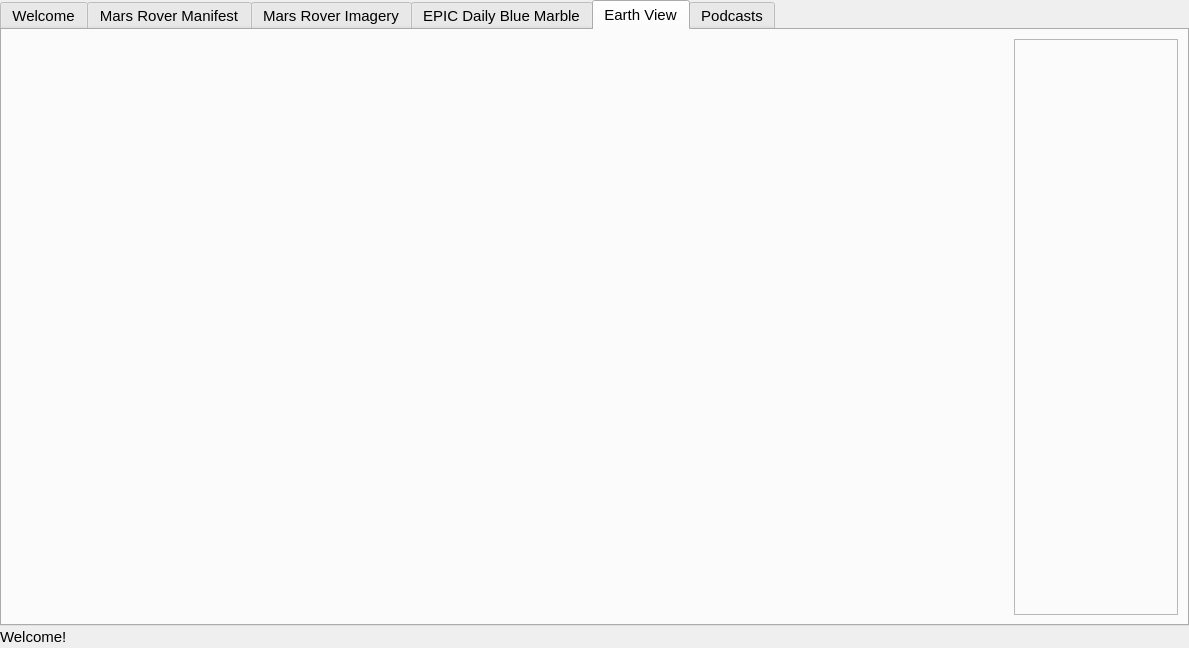
Old version of the form mainwindow.ui in the repository DavidJerman/AstroXplorer.
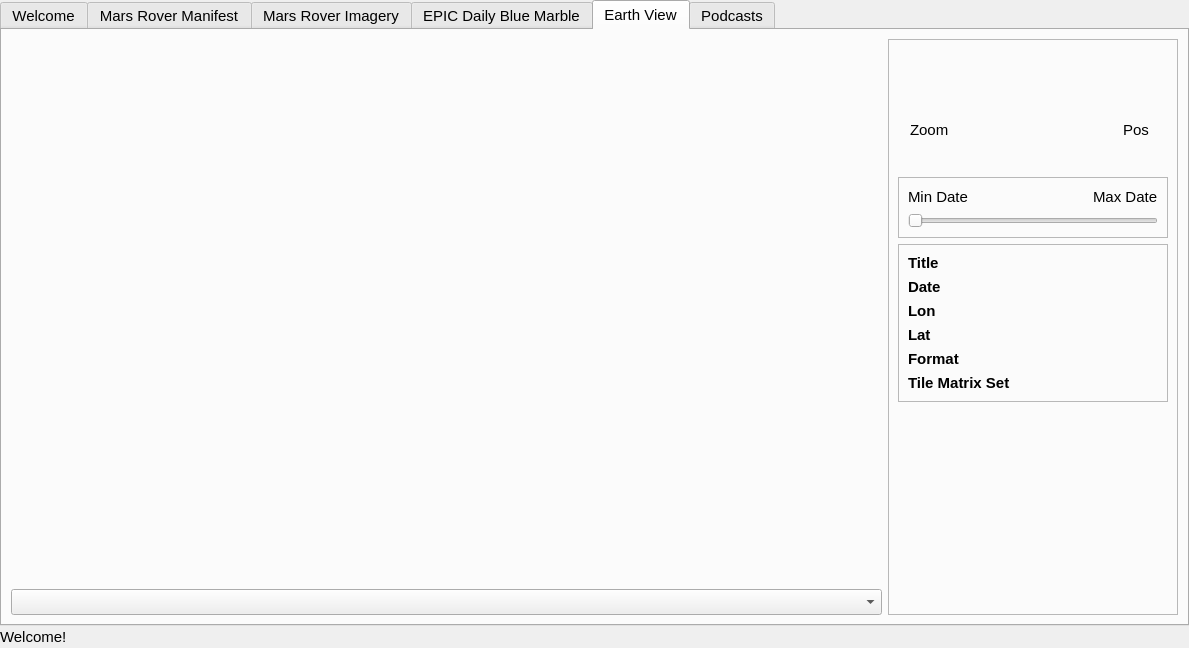
New version of the form. The open tabs and pages were chosen to show the change. Icons and pictures are not drawn.

Commit message: Maps layers are now loaded from XML

What changed in the file:
```diff
--- a/mainwindow.ui
+++ b/mainwindow.ui
@@ -4061,8 +4061,8 @@
        <attribute name="title">
         <string>Earth View</string>
        </attribute>
-       <layout class="QHBoxLayout" name="horizontalLayout_62" stretch="100,1">
-        <item>
+       <layout class="QGridLayout" name="gridLayout_15" columnstretch="30,0,10">
+        <item row="0" column="0">
          <widget class="QLabel" name="MapImageLabel">
           <property name="text">
            <string>&lt;Map Image Label&gt;</string>
@@ -4072,7 +4072,7 @@
           </property>
          </widget>
         </item>
-        <item>
+        <item row="0" column="2" rowspan="2">
          <widget class="QFrame" name="MapControlsFrame">
           <property name="frameShape">
            <enum>QFrame::StyledPanel</enum>
@@ -4084,7 +4084,40 @@
            <property name="horizontalSpacing">
             <number>0</number>
            </property>
-           <item row="0" column="1">
+           <item row="1" column="0">
+            <spacer name="horizontalSpacer_4">
+             <property name="orientation">
+              <enum>Qt::Horizontal</enum>
+             </property>
+             <property name="sizeHint" stdset="0">
+              <size>
+               <width>40</width>
+               <height>20</height>
+              </size>
+             </property>
+            </spacer>
+           </item>
+           <item row="3" column="2">
+            <widget class="QPushButton" name="MapConstrolsDown">
+             <property name="text">
+              <string/>
+             </property>
+             <property name="icon">
+              <iconset>
+               <normaloff>icons/bxs-down-arrow.png</normaloff>icons/bxs-down-arrow.png</iconset>
+             </property>
+             <property name="iconSize">
+              <size>
+               <width>28</width>
+               <height>28</height>
+              </size>
+             </property>
+             <property name="flat">
+              <bool>true</bool>
+             </property>
+            </widget>
+           </item>
+           <item row="0" column="2">
             <widget class="QPushButton" name="MapControlsUp">
              <property name="text">
               <string/>
@@ -4104,7 +4137,7 @@
              </property>
             </widget>
            </item>
-           <item row="7" column="1">
+           <item row="9" column="2">
             <spacer name="verticalSpacer_7">
              <property name="orientation">
               <enum>Qt::Vertical</enum>
@@ -4117,7 +4150,40 @@
              </property>
             </spacer>
            </item>
-           <item row="5" column="1">
+           <item row="1" column="4">
+            <spacer name="horizontalSpacer_5">
+             <property name="orientation">
+              <enum>Qt::Horizontal</enum>
+             </property>
+             <property name="sizeHint" stdset="0">
+              <size>
+               <width>40</width>
+               <height>20</height>
+              </size>
+             </property>
+            </spacer>
+           </item>
+           <item row="4" column="2">
+            <widget class="QPushButton" name="MapControlsRefresh">
+             <property name="text">
+              <string/>
+             </property>
+             <property name="icon">
+              <iconset>
+               <normaloff>icons/bx-refresh.png</normaloff>icons/bx-refresh.png</iconset>
+             </property>
+             <property name="iconSize">
+              <size>
+               <width>28</width>
+               <height>28</height>
+              </size>
+             </property>
+             <property name="flat">
+              <bool>true</bool>
+             </property>
+            </widget>
+           </item>
+           <item row="4" column="1">
             <widget class="QPushButton" name="MapControlsZoomOut">
              <property name="text">
               <string/>
@@ -4137,27 +4203,59 @@
              </property>
             </widget>
            </item>
-           <item row="4" column="1">
-            <widget class="QPushButton" name="MapControlsZoomIn">
-             <property name="text">
-              <string/>
-             </property>
-             <property name="icon">
-              <iconset>
-               <normaloff>icons/bx-zoom-in.png</normaloff>icons/bx-zoom-in.png</iconset>
-             </property>
-             <property name="iconSize">
+           <item row="5" column="0" colspan="5">
+            <widget class="QFrame" name="frame">
+             <property name="minimumSize">
               <size>
-               <width>28</width>
-               <height>28</height>
+               <width>30</width>
+               <height>30</height>
               </size>
              </property>
-             <property name="flat">
-              <bool>true</bool>
+             <property name="frameShape">
+              <enum>QFrame::StyledPanel</enum>
              </property>
+             <property name="frameShadow">
+              <enum>QFrame::Raised</enum>
+             </property>
+             <layout class="QGridLayout" name="gridLayout_8">
+              <item row="0" column="0">
+               <widget class="QLabel" name="label">
+                <property name="text">
+                 <string>Min Date</string>
+                </property>
+               </widget>
+              </item>
+              <item row="0" column="2">
+               <widget class="QLabel" name="label_2">
+                <property name="text">
+                 <string>Max Date</string>
+                </property>
+               </widget>
+              </item>
+              <item row="0" column="1">
+               <spacer name="horizontalSpacer_6">
+                <property name="orientation">
+                 <enum>Qt::Horizontal</enum>
+                </property>
+                <property name="sizeHint" stdset="0">
+                 <size>
+                  <width>40</width>
+                  <height>20</height>
+                 </size>
+                </property>
+               </spacer>
+              </item>
+              <item row="1" column="0" colspan="3">
+               <widget class="QSlider" name="horizontalSlider">
+                <property name="orientation">
+                 <enum>Qt::Horizontal</enum>
+                </property>
+               </widget>
+              </item>
+             </layout>
             </widget>
            </item>
-           <item row="1" column="2">
+           <item row="1" column="3">
             <widget class="QPushButton" name="MapControlsRight">
              <property name="text">
               <string/>
@@ -4177,7 +4275,7 @@
              </property>
             </widget>
            </item>
-           <item row="1" column="0">
+           <item row="1" column="1">
             <widget class="QPushButton" name="MapControlsLeft">
              <property name="text">
               <string/>
@@ -4197,8 +4295,8 @@
              </property>
             </widget>
            </item>
-           <item row="3" column="1">
-            <widget class="QPushButton" name="MapConstrolsDown">
+           <item row="4" column="3">
+            <widget class="QPushButton" name="MapControlsZoomIn">
              <property name="text">
               <string/>
              </property>
@@ -4217,29 +4315,171 @@
              </property>
             </widget>
            </item>
-           <item row="6" column="1">
-            <widget class="QPushButton" name="MapControlsRefresh">
+           <item row="8" column="0" colspan="5">
+            <widget class="QFrame" name="frame_2">
+             <property name="minimumSize">
+              <size>
+               <width>30</width>
+               <height>30</height>
+              </size>
+             </property>
+             <property name="frameShape">
+              <enum>QFrame::StyledPanel</enum>
+             </property>
+             <property name="frameShadow">
+              <enum>QFrame::Raised</enum>
+             </property>
+             <layout class="QGridLayout" name="gridLayout_9">
+              <item row="3" column="0">
+               <widget class="QLabel" name="label_6">
+                <property name="font">
+                 <font>
+                  <pointsize>11</pointsize>
+                  <bold>true</bold>
+                 </font>
+                </property>
+                <property name="text">
+                 <string>Lat</string>
+                </property>
+               </widget>
+              </item>
+              <item row="4" column="0">
+               <widget class="QLabel" name="label_10">
+                <property name="font">
+                 <font>
+                  <pointsize>11</pointsize>
+                  <bold>true</bold>
+                 </font>
+                </property>
+                <property name="text">
+                 <string>Format</string>
+                </property>
+               </widget>
+              </item>
+              <item row="0" column="0" colspan="2">
+               <widget class="QLabel" name="label_3">
+                <property name="font">
+                 <font>
+                  <pointsize>11</pointsize>
+                  <bold>true</bold>
+                 </font>
+                </property>
+                <property name="text">
+                 <string>Title</string>
+                </property>
+               </widget>
+              </item>
+              <item row="2" column="0">
+               <widget class="QLabel" name="label_4">
+                <property name="font">
+                 <font>
+                  <pointsize>11</pointsize>
+                  <bold>true</bold>
+                 </font>
+                </property>
+                <property name="text">
+                 <string>Lon</string>
+                </property>
+               </widget>
+              </item>
+              <item row="5" column="0">
+               <widget class="QLabel" name="label_8">
+                <property name="font">
+                 <font>
+                  <pointsize>11</pointsize>
+                  <bold>true</bold>
+                 </font>
+                </property>
+                <property name="text">
+                 <string>Tile Matrix Set</string>
+                </property>
+               </widget>
+              </item>
+              <item row="2" column="1">
+               <widget class="QLabel" name="label_5">
+                <property name="text">
+                 <string/>
+                </property>
+               </widget>
+              </item>
+              <item row="4" column="1">
+               <widget class="QLabel" name="label_11">
+                <property name="text">
+                 <string/>
+                </property>
+               </widget>
+              </item>
+              <item row="5" column="1">
+               <widget class="QLabel" name="label_9">
+                <property name="text">
+                 <string/>
+                </property>
+               </widget>
+              </item>
+              <item row="3" column="1">
+               <widget class="QLabel" name="label_7">
+                <property name="text">
+                 <string/>
+                </property>
+               </widget>
+              </item>
+              <item row="1" column="0">
+               <widget class="QLabel" name="label_12">
+                <property name="font">
+                 <font>
+                  <pointsize>11</pointsize>
+                  <bold>true</bold>
+                 </font>
+                </property>
+                <property name="text">
+                 <string>Date</string>
+                </property>
+               </widget>
+              </item>
+              <item row="1" column="1">
+               <widget class="QLabel" name="label_13">
+                <property name="text">
+                 <string/>
+                </property>
+               </widget>
+              </item>
+             </layout>
+            </widget>
+           </item>
+           <item row="3" column="0" alignment="Qt::AlignHCenter|Qt::AlignBottom">
+            <widget class="QLabel" name="label_14">
              <property name="text">
+              <string>Zoom</string>
+             </property>
+            </widget>
+           </item>
+           <item row="4" column="0">
+            <widget class="QLabel" name="label_15">
+             <property name="text">
               <string/>
              </property>
-             <property name="icon">
-              <iconset>
-               <normaloff>icons/bx-refresh.png</normaloff>icons/bx-refresh.png</iconset>
+            </widget>
+           </item>
+           <item row="3" column="4" alignment="Qt::AlignHCenter|Qt::AlignBottom">
+            <widget class="QLabel" name="label_16">
+             <property name="text">
+              <string>Pos</string>
              </property>
-             <property name="iconSize">
-              <size>
-               <width>28</width>
-               <height>28</height>
-              </size>
-             </property>
-             <property name="flat">
-              <bool>true</bool>
+            </widget>
+           </item>
+           <item row="4" column="4">
+            <widget class="QLabel" name="label_17">
+             <property name="text">
+              <string/>
              </property>
             </widget>
            </item>
           </layout>
          </widget>
         </item>
+        <item row="1" column="0">
+         <widget class="QComboBox" name="MapLayerComboBox"/>
+        </item>
        </layout>
       </widget>
       <widget class="QWidget" name="PodcastsTab">
```
Left out of the diff: 4 changed lines with no effect on the pictures. The commit also changes 10 other files.
